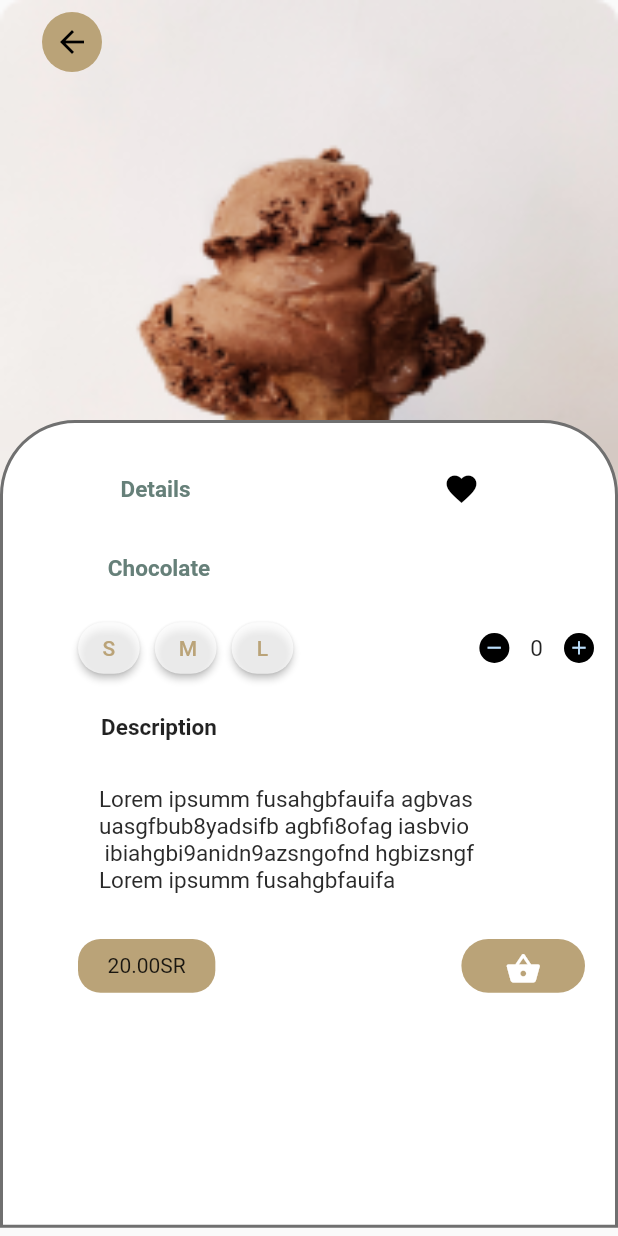
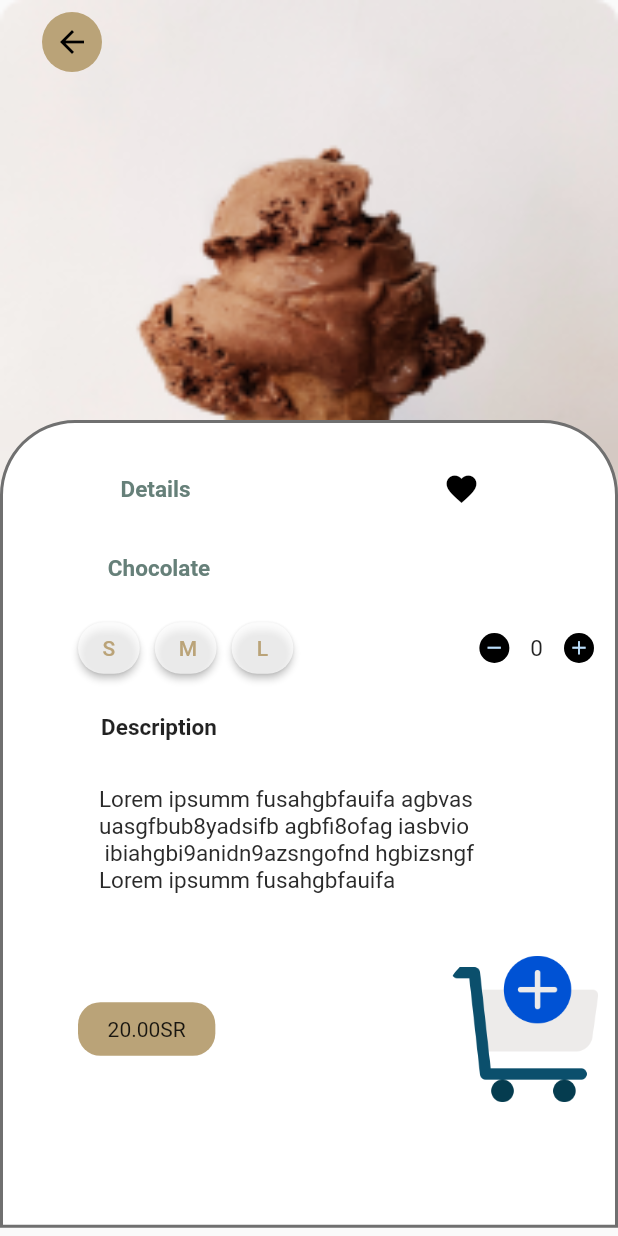
Before and after one commit to SaleemBangash/new_oct_25, a Flutter app: the Cart screen opened directly, item 2 of the bottom bar chosen, after a tap on "Vanilla", on a phone screen of 412 x 824 dp. Run offline on Flutter 3.47's test engine with Material 2 defaults, Android fonts, the phone set to English and light mode, and no system bars; our stand-ins replace carousel_slider, flutter_svg, fluttertoast; missing offline and left inert: adobe_xd, favorite_button, slide_to_confirm; Roboto replaces fonts that are missing (Poppins, Segoe UI).

Commit message:
container issue

```diff
--- a/lib/Cart.dart
+++ b/lib/Cart.dart
@@ -59,7 +59,7 @@ class _CartState extends State<Cart> {
                 style: TextStyle(
                     fontSize: text * 25,
                     fontWeight: FontWeight.bold,
-                    color: Colors.black),
+                    color: Color(0xffbaa378)),
               ),
             ),
             Padding(
@@ -107,7 +107,7 @@ class _CartState extends State<Cart> {
                     //labelText: "Enter PickUp Time",
                     labelStyle:
                         TextStyle(color: Colors.black, fontSize: text * 15),
-                    labelText: "Coupon Code",
+                    labelText: "Enter Pickup Time",
                     // border: OutlineInputBorder(
                     //     borderRadius: BorderRadius.circular(16)),
                     // labelText: "Email"
--- a/lib/IceCream/chocolate.dart
+++ b/lib/IceCream/chocolate.dart
@@ -357,18 +357,17 @@ class _ChocolateState extends State<Chocolate> {
                                       "20.00SR",
                                       // style: TextStyle(fontSize: text * 15),
                                     ))),
-                                Padding(
-                                  padding: const EdgeInsets.only(
-                                    right: 20,
+                                Container(
+                                  height: 120.0,
+                                  width: 120.0,
+                                  decoration: BoxDecoration(
+                                    image: DecorationImage(
+                                      image: AssetImage(
+                                          'assets/images/addCart1.png'),
+                                      fit: BoxFit.fill,
+                                    ),
+                                    shape: BoxShape.circle,
                                   ),
-                                  child: Container(
-                                      decoration: BoxDecoration(
-                                          color: Color(0xffbaa378),
-                                          borderRadius:
-                                              BorderRadius.circular(20)),
-                                      width: width / 5,
-                                      height: height / 23,
-                                      child: Center(child: CartIcon())),
                                 )
                               ],
                             ),
--- a/lib/Tab2/iceCream2.dart
+++ b/lib/Tab2/iceCream2.dart
@@ -82,14 +82,14 @@ class _NewIcreamState extends State<NewIcream> {
                       Padding(
                         padding: EdgeInsets.only(
                           top: 110,
-                          left: 60,
+                          left: 50,
                         ),
                         child: Stack(
                           children: [
                             Padding(
                               padding: const EdgeInsets.only(left: 5),
                               child: Text(
-                                "Vanilla",
+                                "Vanilla", textAlign: TextAlign.center,
                                 // style: TextStyle(
                                 //     fontSize: text * 14,
                                 //     fontWeight: FontWeight.bold),
--- a/lib/cartIcon.dart
+++ b/lib/cartIcon.dart
@@ -1,3 +1,5 @@
+// ignore_for_file: file_names, prefer_const_constructors
+
 import 'package:flutter/material.dart';
 import 'package:new_oct_25/Cart.dart';
 
```
Also changed, not shown: assets/images/addCart1.png (added), assets/images/addCart2.png (added).
